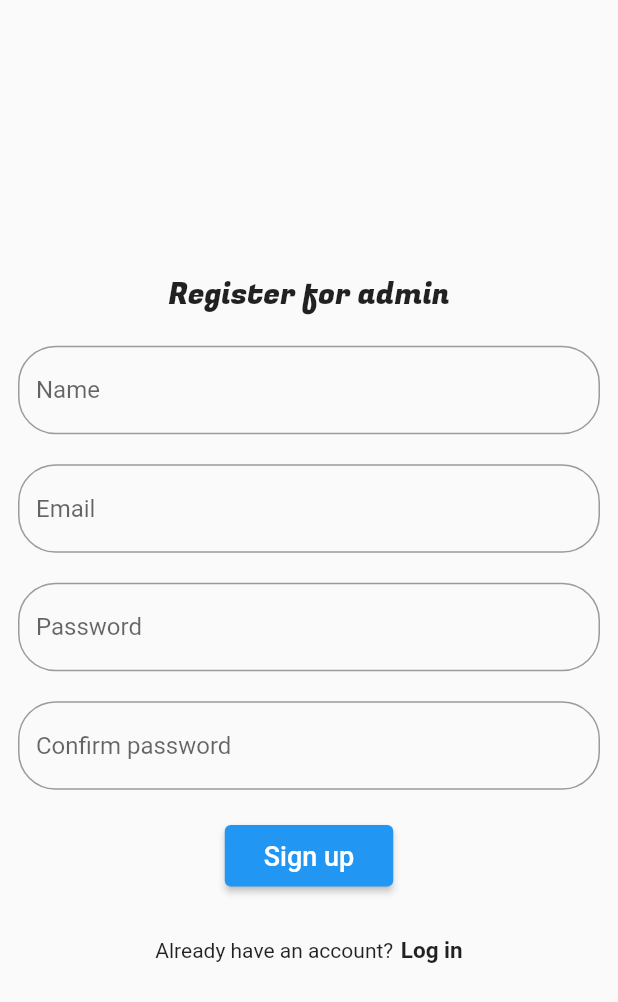
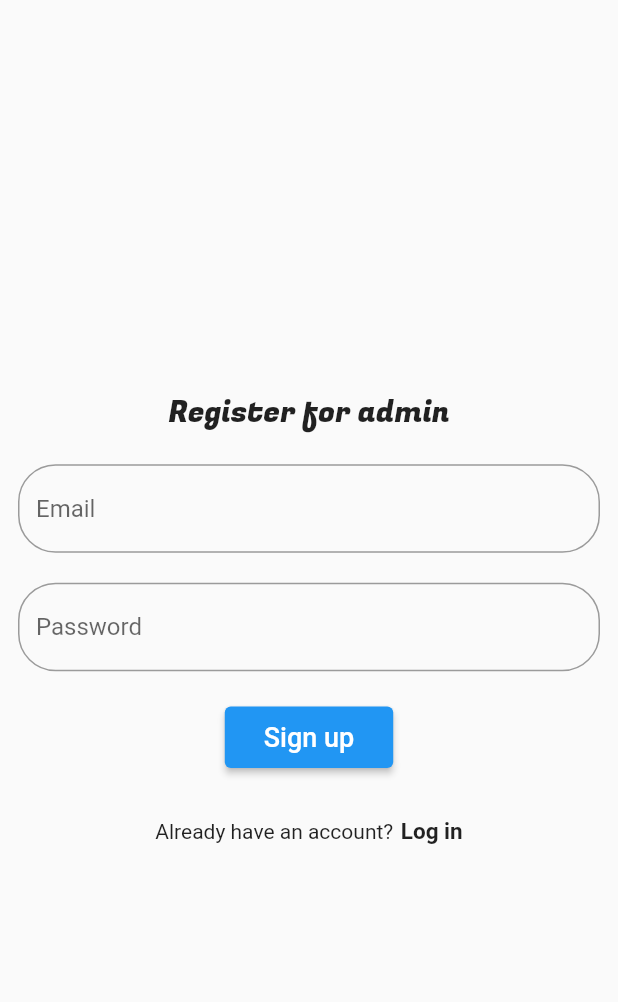
Before and after one commit to ChhailengTim/firebase_admin, a Flutter app: the SignupScreen screen opened directly, on a phone screen of 412 x 824 dp. Shown: the top 1002 px of the screen. Run offline on Flutter 3.47's test engine with Material 2 defaults, Android fonts, the light colour scheme and no system bars; our stand-ins replace cloud_firestore, file_picker, firebase_auth, firebase_core, get, image_picker; accounts and stored records are empty; network calls fail.

Commit message:
Update signup_screen.dart

```diff
--- a/lib/screen/signup_screen.dart
+++ b/lib/screen/signup_screen.dart
@@ -9,7 +9,6 @@ class SignupScreen extends StatelessWidget {
   @override
   Widget build(BuildContext context) {
     final AuthController authController = Get.put(AuthController());
-    final TextEditingController confirmPassword = TextEditingController();
     return Scaffold(
       body: SafeArea(
         child: Padding(
@@ -23,25 +22,6 @@ class SignupScreen extends StatelessWidget {
                     .textTheme
                     .titleLarge!
                     .copyWith(fontFamily: "FugazOne"),
-              ),
-              const SizedBox(
-                height: 20,
-              ),
-              TextFormField(
-                decoration: InputDecoration(
-                  hintText: "Name",
-                  fillColor: Colors.white,
-                  border: OutlineInputBorder(
-                    borderSide: const BorderSide(color: Colors.black),
-                    borderRadius: BorderRadius.circular(25.0),
-                  ),
-                  focusedBorder: OutlineInputBorder(
-                    borderRadius: BorderRadius.circular(25.0),
-                    borderSide: const BorderSide(
-                      color: Colors.black,
-                    ),
-                  ),
-                ),
               ),
               const SizedBox(
                 height: 20,
@@ -71,26 +51,6 @@ class SignupScreen extends StatelessWidget {
                 obscureText: true,
                 decoration: InputDecoration(
                   hintText: "Password",
-                  fillColor: Colors.white,
-                  border: OutlineInputBorder(
-                    borderSide: const BorderSide(color: Colors.black),
-                    borderRadius: BorderRadius.circular(25.0),
-                  ),
-                  focusedBorder: OutlineInputBorder(
-                    borderRadius: BorderRadius.circular(25.0),
-                    borderSide: const BorderSide(
-                      color: Colors.black,
-                    ),
-                  ),
-                ),
-              ),
-              const SizedBox(
-                height: 20,
-              ),
-              TextFormField(
-                controller: confirmPassword,
-                decoration: InputDecoration(
-                  hintText: "Confirm password",
                   fillColor: Colors.white,
                   border: OutlineInputBorder(
                     borderSide: const BorderSide(color: Colors.black),
```
